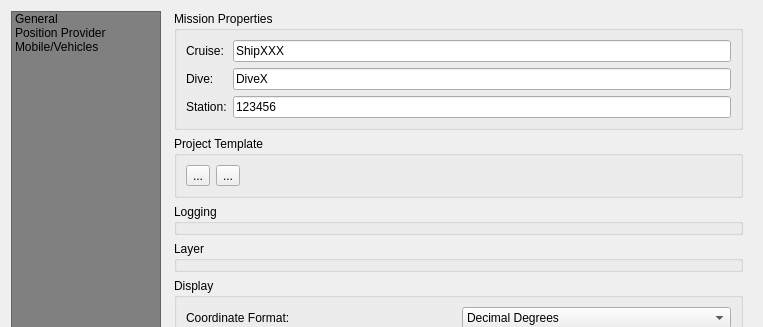
Before: the Qt Designer form ui/posiview_properties_base.ui in jrenken/qgis-PosiView, drawn with Qt 5; both pictures show x 0 to 763 and y 0 to 327 of the 763 by 828 pixel window.
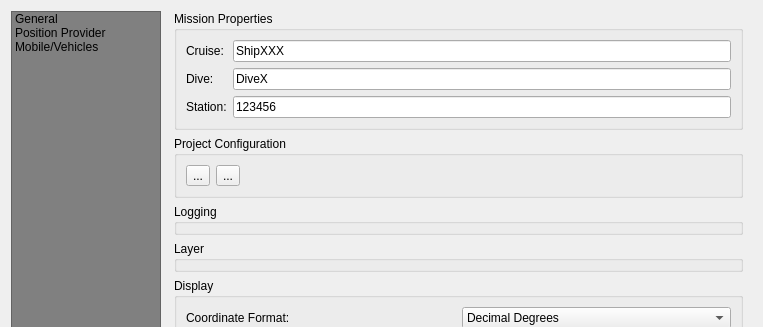
After: the same form once the commit is applied. The open tabs and pages were chosen to show the change. Icons and pictures are not drawn. Custom widgets are drawn as their Qt base class.

Diff of the .ui file:
```diff
--- a/ui/posiview_properties_base.ui
+++ b/ui/posiview_properties_base.ui
@@ -160,8 +160,8 @@
                <rect>
                 <x>0</x>
                 <y>0</y>
-                <width>443</width>
-                <height>343</height>
+                <width>589</width>
+                <height>777</height>
                </rect>
               </property>
               <layout class="QVBoxLayout" name="verticalLayout_13">
@@ -225,7 +225,7 @@
                <item>
                 <widget class="QgsCollapsibleGroupBox" name="groupBox_4">
                  <property name="title">
-                  <string>Project Template</string>
+                  <string>Project Configuration</string>
                  </property>
                  <layout class="QHBoxLayout" name="horizontalLayout_4">
                   <item>
```
Left out of the diff: 4 changed lines with no effect on the pictures.
